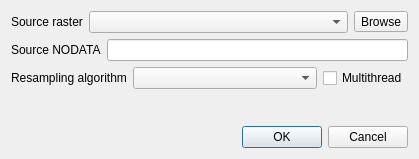
FLO-2DSoftware/qgis-flo-2d-plugin, file flo2d/ui/sampling_elev.ui: the form before one commit.
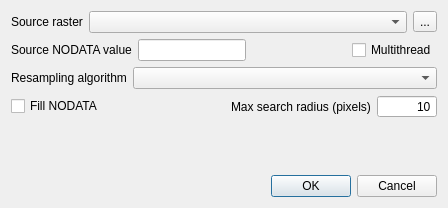
The form after the commit.

Commit message: Fixes #179, #191, added GUI for external roughness source layer

The edit to the form file:
```diff
--- a/flo2d/ui/sampling_elev.ui
+++ b/flo2d/ui/sampling_elev.ui
@@ -6,33 +6,46 @@
    <rect>
     <x>0</x>
     <y>0</y>
-    <width>419</width>
-    <height>159</height>
+    <width>448</width>
+    <height>208</height>
    </rect>
   </property>
   <property name="windowTitle">
    <string>Grid Elevation Sampling</string>
   </property>
   <layout class="QGridLayout" name="gridLayout">
-   <item row="2" column="0">
-    <layout class="QHBoxLayout" name="horizontalLayout_2">
+   <item row="1" column="0">
+    <layout class="QHBoxLayout" name="horizontalLayout_4">
      <item>
-      <widget class="QLabel" name="label_2">
+      <widget class="QLabel" name="label_4">
        <property name="text">
-        <string>Resampling algorithm</string>
+        <string>Source NODATA value</string>
        </property>
       </widget>
      </item>
      <item>
-      <widget class="QComboBox" name="algCbo">
+      <widget class="QLineEdit" name="srcNoDataEdit">
        <property name="sizePolicy">
-        <sizepolicy hsizetype="MinimumExpanding" vsizetype="Fixed">
+        <sizepolicy hsizetype="Preferred" vsizetype="Fixed">
          <horstretch>0</horstretch>
          <verstretch>0</verstretch>
         </sizepolicy>
        </property>
       </widget>
      </item>
+     <item>
+      <spacer name="horizontalSpacer_2">
+       <property name="orientation">
+        <enum>Qt::Horizontal</enum>
+       </property>
+       <property name="sizeHint" stdset="0">
+        <size>
+         <width>40</width>
+         <height>20</height>
+        </size>
+       </property>
+      </spacer>
+     </item>
      <item>
       <widget class="QCheckBox" name="multiThreadChBox">
        <property name="text">
@@ -43,14 +56,17 @@
     </layout>
    </item>
    <item row="4" column="0">
-    <widget class="QDialogButtonBox" name="buttonBox">
+    <spacer name="verticalSpacer">
      <property name="orientation">
-      <enum>Qt::Horizontal</enum>
+      <enum>Qt::Vertical</enum>
      </property>
-     <property name="standardButtons">
-      <set>QDialogButtonBox::Cancel|QDialogButtonBox::Ok</set>
+     <property name="sizeHint" stdset="0">
+      <size>
+       <width>20</width>
+       <height>40</height>
+      </size>
      </property>
-    </widget>
+    </spacer>
    </item>
    <item row="0" column="0">
     <layout class="QHBoxLayout" name="horizontalLayout">
@@ -74,38 +90,113 @@
      <item>
       <widget class="QToolButton" name="browseSrcBtn">
        <property name="text">
-        <string>Browse</string>
+        <string>...</string>
        </property>
       </widget>
      </item>
     </layout>
    </item>
-   <item row="1" column="0">
-    <layout class="QHBoxLayout" name="horizontalLayout_4">
+   <item row="5" column="0">
+    <widget class="QDialogButtonBox" name="buttonBox">
+     <property name="orientation">
+      <enum>Qt::Horizontal</enum>
+     </property>
+     <property name="standardButtons">
+      <set>QDialogButtonBox::Cancel|QDialogButtonBox::Ok</set>
+     </property>
+    </widget>
+   </item>
+   <item row="2" column="0">
+    <layout class="QHBoxLayout" name="horizontalLayout_2">
      <item>
-      <widget class="QLabel" name="label_4">
+      <widget class="QLabel" name="label_2">
        <property name="text">
-        <string>Source NODATA</string>
+        <string>Resampling algorithm</string>
        </property>
       </widget>
      </item>
      <item>
-      <widget class="QLineEdit" name="srcNoDataEdit"/>
+      <widget class="QComboBox" name="algCbo">
+       <property name="sizePolicy">
+        <sizepolicy hsizetype="MinimumExpanding" vsizetype="Fixed">
+         <horstretch>0</horstretch>
+         <verstretch>0</verstretch>
+        </sizepolicy>
+       </property>
+      </widget>
      </item>
     </layout>
    </item>
    <item row="3" column="0">
-    <spacer name="verticalSpacer">
+    <layout class="QHBoxLayout" name="horizontalLayout_3">
+     <property name="bottomMargin">
+      <number>20</number>
+     </property>
+     <item>
+      <widget class="QCheckBox" name="fillNoDataChBox">
+       <property name="text">
+        <string>Fill NODATA</string>
+       </property>
+       <property name="checked">
+        <bool>false</bool>
+       </property>
+      </widget>
+     </item>
+     <item>
+      <spacer name="horizontalSpacer">
      <property name="orientation">
-      <enum>Qt::Vertical</enum>
+        <enum>Qt::Horizontal</enum>
      </property>
      <property name="sizeHint" stdset="0">
       <size>
-       <width>20</width>
-       <height>40</height>
+         <width>40</width>
+         <height>20</height>
       </size>
      </property>
     </spacer>
+     </item>
+     <item>
+      <widget class="QLabel" name="label_3">
+       <property name="text">
+        <string>Max search radius (pixels)</string>
+       </property>
+      </widget>
+     </item>
+     <item>
+      <widget class="QSpinBox" name="radiusSBox">
+       <property name="sizePolicy">
+        <sizepolicy hsizetype="Preferred" vsizetype="Fixed">
+         <horstretch>0</horstretch>
+         <verstretch>0</verstretch>
+        </sizepolicy>
+       </property>
+       <property name="minimumSize">
+        <size>
+         <width>60</width>
+         <height>0</height>
+        </size>
+       </property>
+       <property name="maximumSize">
+        <size>
+         <width>60</width>
+         <height>16777215</height>
+        </size>
+       </property>
+       <property name="alignment">
+        <set>Qt::AlignRight|Qt::AlignTrailing|Qt::AlignVCenter</set>
+       </property>
+       <property name="buttonSymbols">
+        <enum>QAbstractSpinBox::NoButtons</enum>
+       </property>
+       <property name="minimum">
+        <number>1</number>
+       </property>
+       <property name="value">
+        <number>10</number>
+       </property>
+      </widget>
+     </item>
+    </layout>
    </item>
   </layout>
  </widget>
```
Left out of the diff: 44 changed lines with no effect on the pictures. Lines whose indentation alone changed are shown as unchanged. The commit also changes 8 other files.
